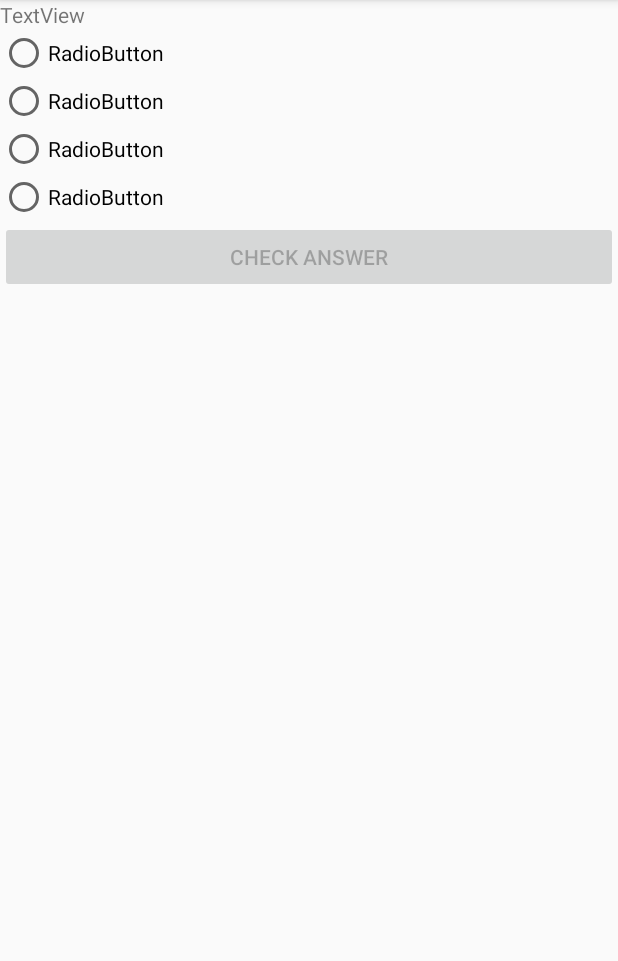
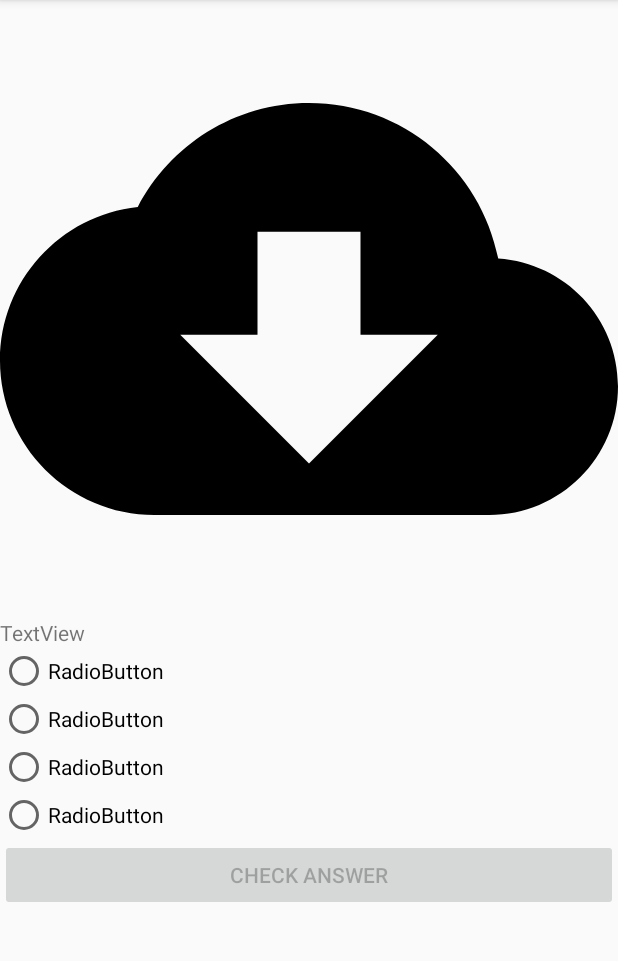
Before and after one commit to immanuelabosh/INFS3634GroupAss, an Android app: the FlagsQuizActivity screen opened directly, with no data from a screen before it, on a phone screen of 412 x 824 dp, the part 84-1045 px from its top. Run offline under Robolectric (Android 15) with nearby library versions, the phone set to English and light mode, and no system bars; our stand-ins replace Volley; network calls fail.

Commit message:
Added loading alerts during quizzes and fixed a bug which resulted in the quiz checking your old answer instead of your new one when you picked an answer

```diff
--- a/app/src/main/AndroidManifest.xml
+++ b/app/src/main/AndroidManifest.xml
@@ -13,7 +13,7 @@
         android:theme="@style/AppTheme"
         android:networkSecurityConfig="@xml/network_security_config">
         <activity android:name=".FlagsQuizActivity"></activity>
-        <activity android:name=".CitiesQuiz"></activity>
+        <activity android:name=".CitiesQuizActivity"></activity>
         <activity android:name=".MainActivity" >
             <intent-filter>
                 <action android:name="android.intent.action.MAIN" />
--- a/app/src/main/java/com/example/geoquiz/FlagsQuizActivity.java
+++ b/app/src/main/java/com/example/geoquiz/FlagsQuizActivity.java
@@ -35,8 +35,6 @@ public class FlagsQuizActivity extends AppCompatActivity {
     Random random = new Random();
     Context context;
     String correctAnswer;
-
-    int checkedRB;
 
 
     protected void onCreate(Bundle savedInstanceState) {
@@ -86,6 +84,9 @@ public class FlagsQuizActivity extends AppCompatActivity {
 
         String url = "http://geodb-free-service.wirefreethought.com/" +
                 "v1/geo/countries?limit=4&offset="+ offset;
+
+        //set the imageView to the downloading image to let the user know the image is downloading
+        flagImage.setImageResource(R.drawable.ic_cloud_download_black_24dp);
 
         final CountriesResponse[] countries = new CountriesResponse[1];
         //Make request to get 4 countries
--- a/app/src/main/java/com/example/geoquiz/Fragments/CityQuizFragment.java
+++ b/app/src/main/java/com/example/geoquiz/Fragments/CityQuizFragment.java
@@ -10,10 +10,8 @@ import android.widget.ImageView;
 import android.widget.TextView;
 
 import androidx.fragment.app.Fragment;
-import androidx.recyclerview.widget.LinearLayoutManager;
 
-import com.example.geoquiz.CitiesQuiz;
-import com.example.geoquiz.FlagsQuizActivity;
+import com.example.geoquiz.CitiesQuizActivity;
 import com.example.geoquiz.R;
 
 public class CityQuizFragment extends Fragment {
@@ -41,7 +39,7 @@ public class CityQuizFragment extends Fragment {
         startQuiz.setOnClickListener(new View.OnClickListener() {
             @Override
             public void onClick(View v) {
-                Intent intent = new Intent(getContext(), CitiesQuiz.class);
+                Intent intent = new Intent(getContext(), CitiesQuizActivity.class);
                 startActivity(intent);
             }
         });
--- /dev/null
+++ b/app/src/main/res/drawable/ic_cloud_download_black_24dp.xml
@@ -0,0 +1,9 @@
+<vector xmlns:android="http://schemas.android.com/apk/res/android"
+        android:width="24dp"
+        android:height="24dp"
+        android:viewportWidth="24.0"
+        android:viewportHeight="24.0">
+    <path
+        android:fillColor="#FF000000"
+        android:pathData="M19.35,10.04C18.67,6.59 15.64,4 12,4 9.11,4 6.6,5.64 5.35,8.04 2.34,8.36 0,10.91 0,14c0,3.31 2.69,6 6,6h13c2.76,0 5,-2.24 5,-5 0,-2.64 -2.05,-4.78 -4.65,-4.96zM17,13l-5,5 -5,-5h3V9h4v4h3z"/>
+</vector>
```
Also changed, not shown: app/src/main/java/com/example/geoquiz/CitiesQuizActivity.java (renamed from app/src/main/java/com/example/geoquiz/CitiesQuiz.java, +6 -4 lines).
